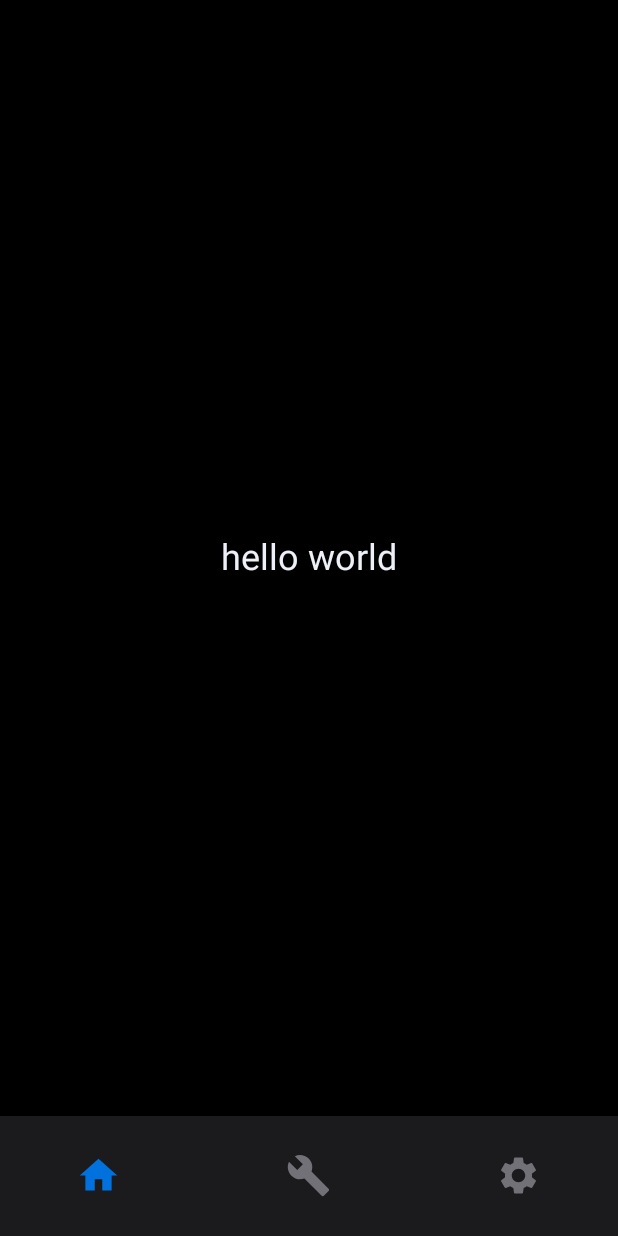
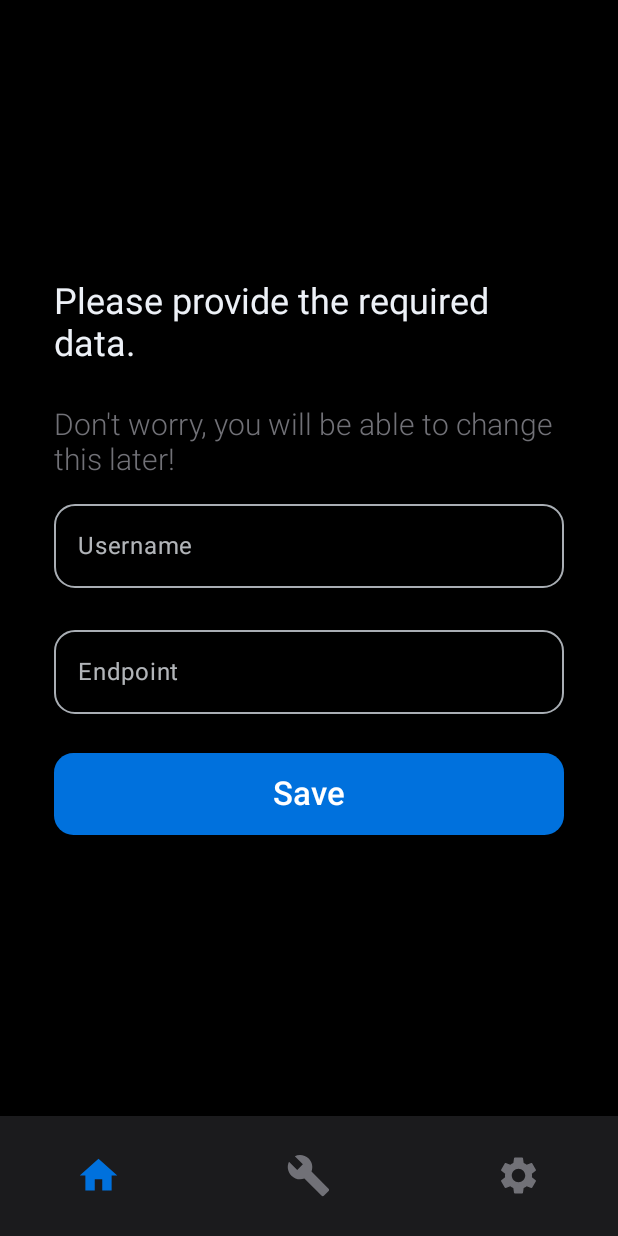
Before and after one commit to gull28/sh_2fa_sso, an Android app built with Jetpack Compose: the screen it shows after launch (MainActivity), on a phone screen of 412 x 824 dp. Run offline under Robolectric (Android 15) with nearby library versions, the phone set to English and light mode, and no system bars.

```diff
--- a/app/build.gradle.kts
+++ b/app/build.gradle.kts
@@ -61,6 +61,9 @@ dependencies {
     implementation(libs.androidx.datastore.preferences)
 
     implementation(libs.androidx.material)
+    implementation("com.squareup.retrofit2:retrofit:2.9.0")
+    implementation("com.squareup.retrofit2:converter-gson:2.9.0")
+    implementation("com.squareup.okhttp3:logging-interceptor:4.11.0")
 
     implementation(libs.androidx.appcompat)
     implementation(libs.material)
--- a/app/src/main/AndroidManifest.xml
+++ b/app/src/main/AndroidManifest.xml
@@ -1,6 +1,9 @@
 <?xml version="1.0" encoding="utf-8"?>
 <manifest xmlns:android="http://schemas.android.com/apk/res/android"
     xmlns:tools="http://schemas.android.com/tools">
+
+    <uses-permission android:name="android.permission.INTERNET" />
+    <uses-permission android:name="android.permission.ACCESS_NETWORK_STATE" />
 
     <application
         android:allowBackup="true"
--- a/app/src/main/java/com/example/sh_2fa_app/MainActivity.kt
+++ b/app/src/main/java/com/example/sh_2fa_app/MainActivity.kt
@@ -23,7 +23,6 @@ class MainActivity : ComponentActivity() {
         val factory = UserPrefsViewModelFactory(this)
         viewModel = ViewModelProvider(this, factory)[PrefsViewModel::class.java]
 
-
         setContent {
             MainScreen(viewModel)
         }
--- a/app/src/main/java/com/example/sh_2fa_app/data/DependencyProvider.kt
+++ b/app/src/main/java/com/example/sh_2fa_app/data/DependencyProvider.kt
@@ -1,15 +1,30 @@
 package com.example.sh_2fa_app.data
 
 import android.content.Context
+import com.example.sh_2fa_app.data.api.ApiService
+import retrofit2.Retrofit
+import retrofit2.converter.gson.GsonConverterFactory
 
 object DependencyProvider {
     private var userPrefs: UserPrefs? = null
+    private var apiService: ApiService? = null
 
     fun provideUserPrefs(context: Context): UserPrefs {
         if (userPrefs == null) {
-            // Use applicationContext to prevent memory leaks
             userPrefs = UserPrefs(context.applicationContext)
         }
         return userPrefs!!
     }
+
+    fun provideApiService(): ApiService {
+        if (apiService == null) {
+            val retrofit = Retrofit.Builder()
+                .baseUrl("https://example.com/api/")
+                .addConverterFactory(GsonConverterFactory.create())
+                .build()
+
+            apiService = retrofit.create(ApiService::class.java)
+        }
+        return apiService!!
+    }
 }
--- a/app/src/main/java/com/example/sh_2fa_app/data/PrefViewModel.kt
+++ b/app/src/main/java/com/example/sh_2fa_app/data/PrefViewModel.kt
@@ -2,12 +2,14 @@ package com.example.sh_2fa_app.data
 
 import androidx.lifecycle.ViewModel
 import androidx.lifecycle.viewModelScope
+import com.example.sh_2fa_app.data.api.ApiService
+import com.example.sh_2fa_app.data.api.CreateUserRequest
 import kotlinx.coroutines.flow.SharingStarted
 import kotlinx.coroutines.flow.StateFlow
 import kotlinx.coroutines.flow.stateIn
 import kotlinx.coroutines.launch
 
-class PrefsViewModel(private val userPrefs: UserPrefs) : ViewModel() {
+class PrefsViewModel(private val userPrefs: UserPrefs, private val apiService: ApiService) : ViewModel() {
     val username: StateFlow<String?> = userPrefs.getUsername()
         .stateIn(viewModelScope, SharingStarted.Eagerly, null);
 
@@ -19,6 +21,28 @@ class PrefsViewModel(private val userPrefs: UserPrefs) : ViewModel() {
 
     val endpoint: StateFlow<String?> = userPrefs.getEndpointKey()
         .stateIn(viewModelScope, SharingStarted.Eagerly, null)
+
+    fun generateUser(username: String, endpoint: String) {
+        viewModelScope.launch {
+            try {
+                val response = apiService.createUser("http://10.0.2.2:8080/users", CreateUserRequest(username))
+
+                if (response.isSuccessful) {
+                    response.body()?.let { user ->
+                        saveUsername(user.username)
+                        saveUserId(user.id.toString())
+                        saveTotpSecret(user.totpSecret)
+                    } ?: run {
+                        println("Empty body")
+                    }
+                } else {
+                    println("Error: ${response.code()} ${response.message()}")
+                }
+            }catch (e: Exception) {
+                println("Error ${e.message}")
+            }
+        }
+    }
 
     fun saveUsername(username: String) {
         viewModelScope.launch {
--- a/app/src/main/java/com/example/sh_2fa_app/data/UserPrefsViewModelFactory.kt
+++ b/app/src/main/java/com/example/sh_2fa_app/data/UserPrefsViewModelFactory.kt
@@ -8,8 +8,10 @@ class UserPrefsViewModelFactory(private val context: Context) : ViewModelProvide
     override fun <T : ViewModel> create(modelClass: Class<T>): T {
         if (modelClass.isAssignableFrom(PrefsViewModel::class.java)) {
             val userPrefs = DependencyProvider.provideUserPrefs(context)
+            val apiService = DependencyProvider.provideApiService()
+
             @Suppress("UNCHECKED_CAST")
-            return PrefsViewModel(userPrefs) as T
+            return PrefsViewModel(userPrefs, apiService) as T
         }
         throw IllegalArgumentException("Unknown ViewModel class")
     }
--- /dev/null
+++ b/app/src/main/java/com/example/sh_2fa_app/data/api/ApiInstance.kt
@@ -0,0 +1,13 @@
+package com.example.sh_2fa_app.data.api
+
+import retrofit2.Response
+import retrofit2.http.Body
+import retrofit2.http.POST
+
+import retrofit2.http.GET
+import retrofit2.http.Url
+
+interface ApiService {
+    @POST
+    suspend fun createUser(@Url url: String, @Body username: CreateUserRequest): Response<CreateUserResponse>
+}
--- /dev/null
+++ b/app/src/main/java/com/example/sh_2fa_app/data/api/types.kt
@@ -0,0 +1,11 @@
+package com.example.sh_2fa_app.data.api
+
+data class CreateUserResponse(
+    val id: Int,
+    val username: String,
+    val totpSecret: String
+)
+
+data class CreateUserRequest(
+    val username: String
+)
--- a/app/src/main/java/com/example/sh_2fa_app/screens/Home.kt
+++ b/app/src/main/java/com/example/sh_2fa_app/screens/Home.kt
@@ -1,24 +1,132 @@
 package com.example.sh_2fa_app.screens
 
+import androidx.compose.foundation.border
 import androidx.compose.foundation.layout.Arrangement
 import androidx.compose.foundation.layout.Column
+import androidx.compose.foundation.layout.PaddingValues
 import androidx.compose.foundation.layout.Row
 import androidx.compose.foundation.layout.fillMaxSize
+import androidx.compose.foundation.layout.fillMaxWidth
+import androidx.compose.foundation.layout.padding
+import androidx.compose.foundation.shape.RoundedCornerShape
+import androidx.compose.material3.Button
+import androidx.compose.material3.ButtonDefaults
+import androidx.compose.material3.ExperimentalMaterial3Api
+import androidx.compose.material3.Icon
+import androidx.compose.material3.IconButton
+import androidx.compose.material3.OutlinedTextField
+import androidx.compose.material3.OutlinedTextFieldDefaults
 import androidx.compose.material3.Text
+import androidx.compose.material3.TextField
+import androidx.compose.material3.TextFieldColors
+import androidx.compose.material3.TextFieldDefaults
 import androidx.compose.runtime.Composable
+import androidx.compose.runtime.collectAsState
+import androidx.compose.runtime.mutableStateOf
+import androidx.compose.runtime.remember
 import androidx.compose.ui.Alignment
 import androidx.compose.ui.Modifier
+import androidx.compose.ui.graphics.Color
+import androidx.compose.ui.graphics.RectangleShape
+import androidx.compose.ui.text.font.FontWeight
+import androidx.compose.ui.unit.dp
 import androidx.compose.ui.unit.sp
 import androidx.navigation.NavController
 import com.example.sh_2fa_app.data.PrefsViewModel
 import com.example.sh_2fa_app.ui.AppColors
 import com.example.sh_2fa_app.ui.components.Base
 
+@OptIn(ExperimentalMaterial3Api::class)
 @Composable
 fun Home(navController: NavController, prefsViewModel: PrefsViewModel) {
-    Base(title = "Home page") {
-        Row(modifier = Modifier.fillMaxSize(),verticalAlignment = Alignment.CenterVertically, horizontalArrangement = Arrangement.Center) {
-            Text("hello world", color = AppColors.TextPrimary, fontSize = 24.sp)
+    val username = remember { mutableStateOf("") }
+    val endpoint = remember { mutableStateOf("") }
+
+    val usernamePref = prefsViewModel.username.collectAsState(initial = null).value
+    val userIdPref = prefsViewModel.userId.collectAsState(initial = null).value
+    val totpSecretPref = prefsViewModel.totpSecret.collectAsState(initial = null).value
+    val endpointPref = prefsViewModel.endpoint.collectAsState(initial = null).value
+
+    val shouldShowInputs = usernamePref == null || userIdPref == null || totpSecretPref == null || endpointPref == null
+
+    Base(title = "Home Page") {
+        if (shouldShowInputs) {
+            Column(
+                modifier = Modifier
+                    .fillMaxSize()
+                    .padding(16.dp),
+                verticalArrangement = Arrangement.Center,
+                horizontalAlignment = Alignment.CenterHorizontally
+            ) {
+                Text(
+                    text = "Please provide the required data.\n",
+                    color = AppColors.TextPrimary,
+                    fontSize = 24.sp
+                )
+
+                Text(
+                    text = "Don't worry, you will be able to change this later!",
+                    color = AppColors.TextSecondary,
+                    fontSize = 20.sp,
+                    fontWeight = FontWeight.Light
+                )
+
+                OutlinedTextField(
+                    value = username.value,
+                    onValueChange = { username.value = it },
+                    label = { Text("Username") },
+                    modifier = Modifier
+                        .fillMaxWidth()
+                        .padding(vertical = 10.dp),
+                    shape = RoundedCornerShape(14.dp),
+                    colors = OutlinedTextFieldDefaults.colors(
+                        unfocusedBorderColor = AppColors.Slate.copy(alpha = 0.75f),
+                        focusedBorderColor = AppColors.Primary,
+                        focusedLabelColor = AppColors.TextPrimary,
+                        unfocusedTextColor = AppColors.TextPrimary,
+                        unfocusedLabelColor = AppColors.TextPrimary.copy(alpha = 0.75f),
+                        focusedTextColor = AppColors.TextPrimary,
+                    )
+                )
+
+                OutlinedTextField(
+                    value = endpoint.value,
+                    onValueChange = { endpoint.value = it },
+                    label = { Text("Endpoint") },
+                    modifier = Modifier
+                        .fillMaxWidth()
+                        .padding(vertical = 10.dp),
+                    shape = RoundedCornerShape(14.dp),
+                    colors = OutlinedTextFieldDefaults.colors(
+                        unfocusedBorderColor = AppColors.Slate.copy(alpha = 0.75f),
+                        focusedBorderColor = AppColors.Primary,
+                        focusedLabelColor = AppColors.TextPrimary,
+                        unfocusedTextColor = AppColors.TextPrimary,
+                        unfocusedLabelColor = AppColors.TextPrimary.copy(alpha = 0.75f),
+                        focusedTextColor = AppColors.TextPrimary,
+                    )
+                )
+
+                // Save Button
+                Button(
+                    shape = RoundedCornerShape(13.dp),
+                    colors = ButtonDefaults.buttonColors(containerColor = AppColors.Primary),
+                    contentPadding = PaddingValues(horizontal = 18.dp, vertical = 14.dp),
+                    onClick = {
+                        prefsViewModel.generateUser(username.value.toString(), "123")
+                    },
+                    modifier = Modifier
+                        .padding(top = 16.dp)
+                        .fillMaxWidth(),
+                ) {
+                    Text(
+
+                        text = "Save",
+                        fontSize = 22.sp,
+                        modifier = Modifier.padding(horizontal = 8.dp)
+                    )
+                }
+            }
         }
     }
 }
```
